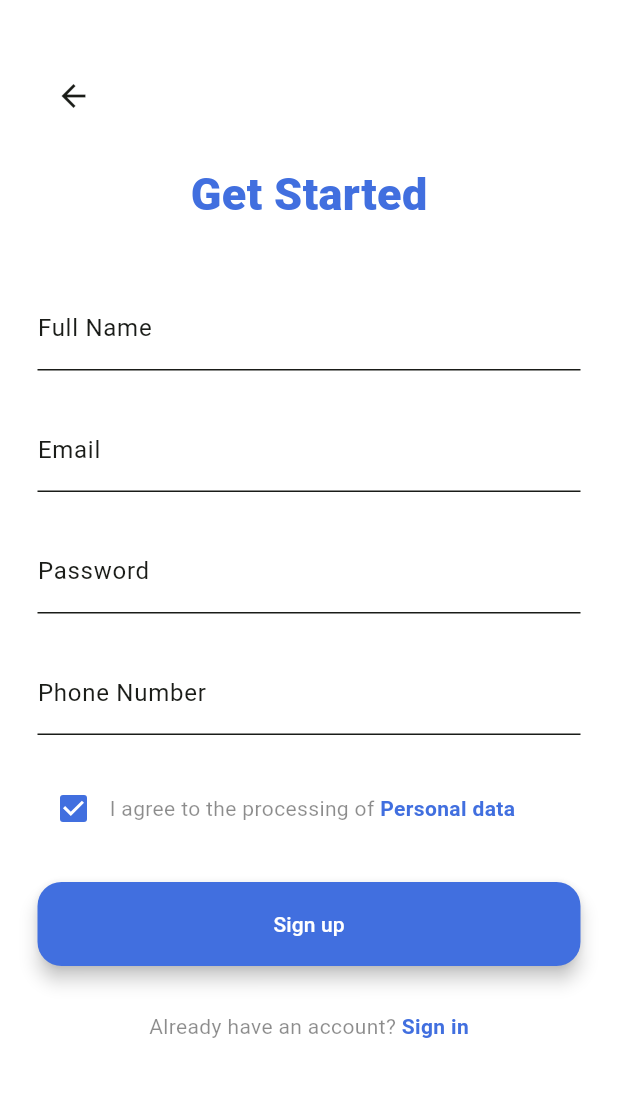
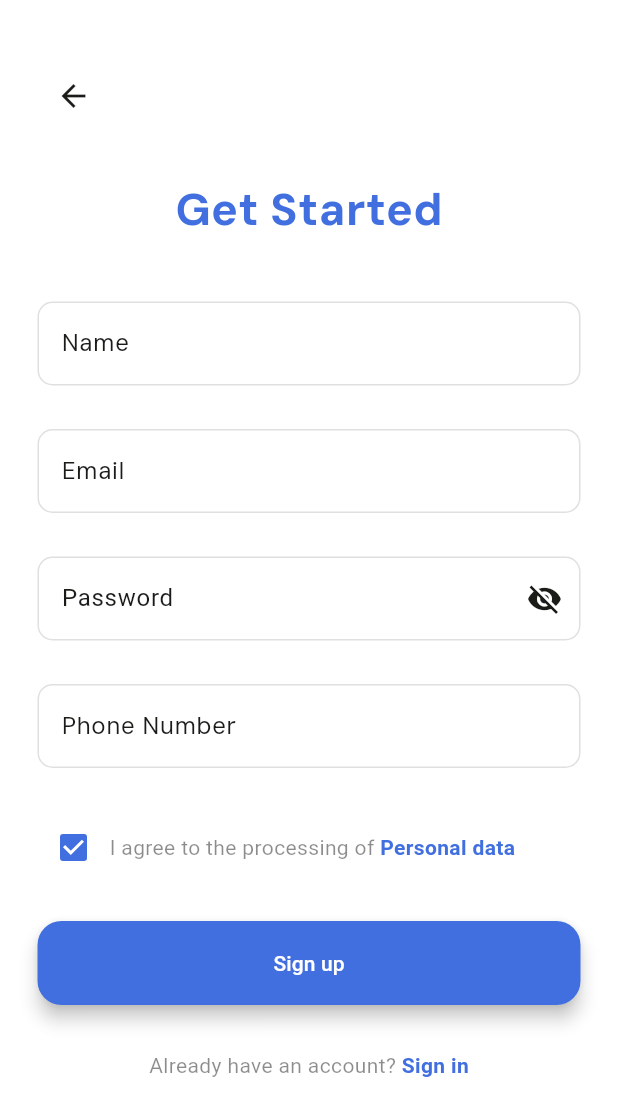
Before and after one commit to KiranRaghavendra1248/Ride-Share, a Flutter app: the SignUpScreen screen opened directly, on a phone screen of 412 x 824 dp. Shown: the top 1116 px of the screen. Run offline on Flutter 3.47's test engine with Material 3 defaults, Android fonts, the phone set to English and light mode, and no system bars; our stand-ins replace firebase_core, firebase_messaging, flutter_dotenv, geocoding, geolocator, google_maps_flutter and 1 more; missing offline and left inert: flutter_google_places, google_maps_webservice; accounts and stored records are empty.

Commit message:
Added password see/hide feature on sign up screen, fixed fonts & some sizing

```diff
--- a/front-end/rideshare/lib/screens/signup_screen.dart
+++ b/front-end/rideshare/lib/screens/signup_screen.dart
@@ -24,6 +24,7 @@ class _SignUpScreenState extends State<SignUpScreen> {
   final TextEditingController phoneController = TextEditingController();
   final TextEditingController passwordController = TextEditingController();
   String? errorMessage; // Add error message variable
+  bool passwordVisible = false;
 
   bool isValidPassword(String password) {
     // Password must be at least 8 characters long and contain at least one uppercase letter, one lowercase letter, and one digit
@@ -86,12 +87,13 @@ class _SignUpScreenState extends State<SignUpScreen> {
                   },
                 ),
               ),
-              const SizedBox(height: 20.0),
+              const SizedBox(height: 30.0),
               Text(
                 'Get Started',
                 style: TextStyle(
                   fontSize: 30.0,
-                  fontWeight: FontWeight.w900,
+                  fontFamily: 'DMSans',
+                  fontWeight: FontWeight.bold,
                   color: lightColorScheme.primary,
                 ),
               ),
@@ -102,7 +104,9 @@ class _SignUpScreenState extends State<SignUpScreen> {
                   crossAxisAlignment: CrossAxisAlignment.start,
                   children: [
                     // full name
-                    TextFormField(
+                    SizedBox(
+                      height : 60,
+                      child: TextFormField(
                         controller: nameController,
                         validator: (value) {
                           if (value == null || value.isEmpty) {
@@ -111,13 +115,32 @@ class _SignUpScreenState extends State<SignUpScreen> {
                           return null;
                         },
                         decoration: InputDecoration(
-                        labelText: 'Full Name',
-                        hintText: 'Enter Full Name',
+                          label: const Text('Name', style: TextStyle(fontFamily: 'DMSans'),),
+                          hintText: 'Enter full name',
+                          hintStyle: const TextStyle(
+                              color: Colors.black26,
+                              fontFamily: 'DMSans'
+                          ),
+                          border: OutlineInputBorder(
+                            borderSide: const BorderSide(
+                              color: Colors.black12, // Default border color
+                            ),
+                            borderRadius: BorderRadius.circular(10),
+                          ),
+                          enabledBorder: OutlineInputBorder(
+                            borderSide: const BorderSide(
+                              color: Colors.black12, // Default border color
+                            ),
+                            borderRadius: BorderRadius.circular(10),
+                          ),
+                        ),
                       ),
                     ),
                     const SizedBox(height: 25.0),
                     // email
-                    TextFormField(
+                    SizedBox(
+                      height : 60,
+                      child: TextFormField(
                         controller: emailController,
                         validator: (value) {
                           if (value == null || value.isEmpty) {
@@ -129,15 +152,34 @@ class _SignUpScreenState extends State<SignUpScreen> {
                           return null;
                         },
                         decoration: InputDecoration(
-                        labelText: 'Email',
+                          label: const Text('Email', style: TextStyle(fontFamily: 'DMSans'),),
                           hintText: 'Enter Email',
+                          hintStyle: const TextStyle(
+                              color: Colors.black26,
+                              fontFamily: 'DMSans'
+                          ),
+                          border: OutlineInputBorder(
+                            borderSide: const BorderSide(
+                              color: Colors.black12, // Default border color
+                            ),
+                            borderRadius: BorderRadius.circular(10),
+                          ),
+                          enabledBorder: OutlineInputBorder(
+                            borderSide: const BorderSide(
+                              color: Colors.black12, // Default border color
+                            ),
+                            borderRadius: BorderRadius.circular(10),
+                          ),
+                        ),
                       ),
                     ),
                     const SizedBox(height: 25.0),
                     // password
-                    TextFormField(
+                    SizedBox(
+                      height : 60,
+                      child: TextFormField(
                         controller: passwordController,
-                      obscureText: true,
+                        obscureText: !passwordVisible,
                         validator: (value) {
                           if (value == null || value.isEmpty) {
                             return 'Please enter Password';
@@ -148,13 +190,44 @@ class _SignUpScreenState extends State<SignUpScreen> {
                           return null;
                         },
                         decoration: InputDecoration(
-                        labelText: 'Password',
+                            label: const Text('Password'),
                             hintText: 'Enter Password',
+                            hintStyle: const TextStyle(
+                              color: Colors.black26,
+                              fontFamily: 'DMSans',
+                            ),
+                            border: OutlineInputBorder(
+                              borderSide: const BorderSide(
+                                color: Colors.black12, // Default border color
+                              ),
+                              borderRadius: BorderRadius.circular(10),
+                            ),
+                            enabledBorder: OutlineInputBorder(
+                              borderSide: const BorderSide(
+                                color: Colors.black12, // Default border color
+                              ),
+                              borderRadius: BorderRadius.circular(10),
+                            ),
+                            suffixIcon: IconButton(
+                              icon: Icon(passwordVisible
+                                  ? Icons.visibility
+                                  : Icons.visibility_off),
+                              onPressed: () {
+                                setState(
+                                      () {
+                                    passwordVisible = !passwordVisible;
+                                  },
+                                );
+                              },
+                            )
+                        ),
                       ),
                     ),
                     const SizedBox(height: 25.0),
                     // phone number
-                    TextFormField(
+                    SizedBox(
+                      height : 60,
+                      child: TextFormField(
                         controller: phoneController,
                         keyboardType: TextInputType.phone,
                         validator: (value) {
@@ -167,8 +240,25 @@ class _SignUpScreenState extends State<SignUpScreen> {
                           return null;
                         },
                         decoration: InputDecoration(
-                        labelText: 'Phone Number',
-                        hintText: 'Enter Phone Number',
+                          label: const Text('Phone Number', style: TextStyle(fontFamily: 'DMSans'),),
+                          hintText: 'Enter phone number',
+                          hintStyle: const TextStyle(
+                              color: Colors.black26,
+                              fontFamily: 'DMSans'
+                          ),
+                          border: OutlineInputBorder(
+                            borderSide: const BorderSide(
+                              color: Colors.black12, // Default border color
+                            ),
+                            borderRadius: BorderRadius.circular(10),
+                          ),
+                          enabledBorder: OutlineInputBorder(
+                            borderSide: const BorderSide(
+                              color: Colors.black12, // Default border color
+                            ),
+                            borderRadius: BorderRadius.circular(10),
+                          ),
+                        ),
                       ),
                     ),
                     const SizedBox(height: 25.0),
```
Lines whose indentation alone changed are shown as unchanged.
